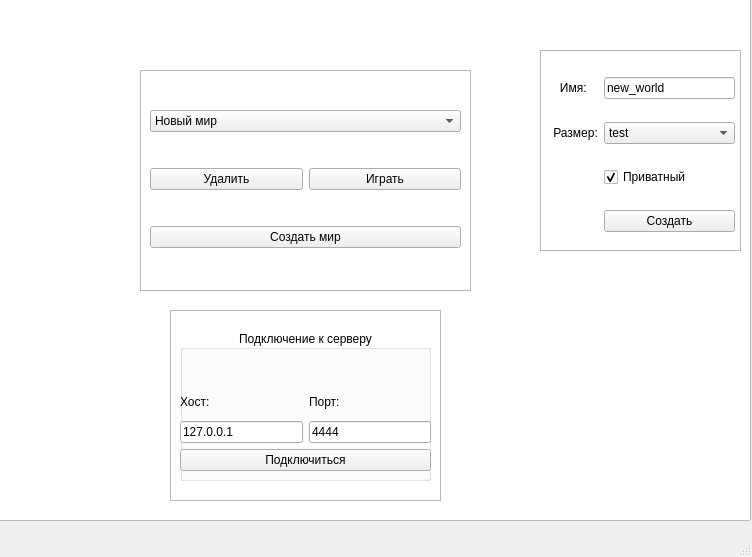
Old version of the form client/interface/client.ui in the repository RussianInventor/engine.
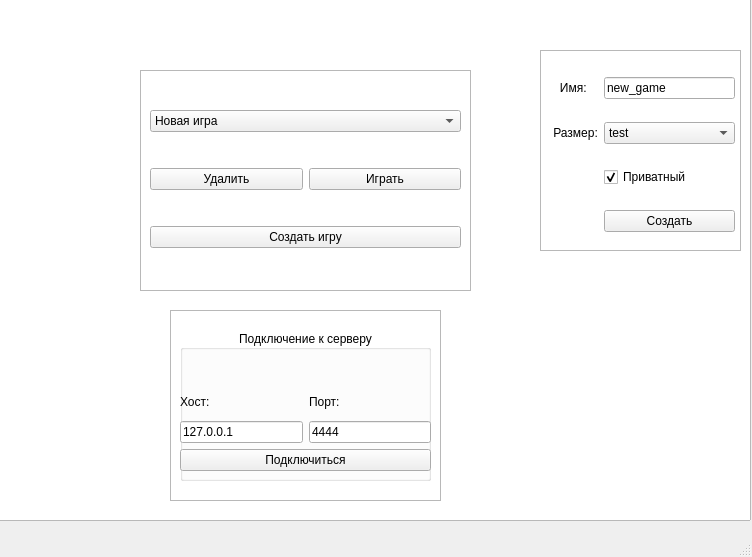
New version of the form.

```diff
--- a/client/interface/client.ui
+++ b/client/interface/client.ui
@@ -149,7 +149,7 @@
       <item row="4" column="0" colspan="2">
        <widget class="QPushButton" name="new_world">
         <property name="text">
-         <string>Создать мир</string>
+         <string>Создать игру</string>
         </property>
        </widget>
       </item>
@@ -164,7 +164,7 @@
        <widget class="QComboBox" name="world_selection">
         <item>
          <property name="text">
-          <string>Новый мир</string>
+          <string>Новая игра</string>
          </property>
         </item>
         <item>
@@ -264,7 +264,7 @@
       <item row="0" column="2">
        <widget class="QLineEdit" name="world_name">
         <property name="text">
-         <string>new_world</string>
+         <string>new_game</string>
         </property>
        </widget>
       </item>
```
